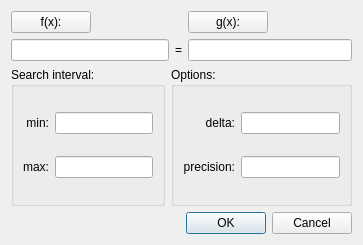
Old version of the form gui/equation_gui.ui in the repository joaodeus/mathgraphica.
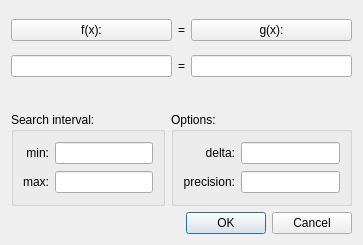
New version of the form. Icons and pictures are not drawn.

Commit message: added funcionality to equation_gui

Patch:
```diff
--- a/gui/equation_gui.ui
+++ b/gui/equation_gui.ui
@@ -20,9 +20,23 @@
   <layout class="QGridLayout" name="gridLayout_4">
    <item row="0" column="0" colspan="2">
     <layout class="QGridLayout" name="gridLayout_2">
+     <item row="1" column="3">
+      <widget class="QLabel" name="label">
+       <property name="text">
+        <string>=</string>
+       </property>
+      </widget>
+     </item>
      <item row="2" column="1" colspan="2">
       <widget class="QLineEdit" name="lineEdit_fx"/>
      </item>
+     <item row="1" column="1" colspan="2">
+      <widget class="QPushButton" name="pushButton_fx">
+       <property name="text">
+        <string>f(x):</string>
+       </property>
+      </widget>
+     </item>
      <item row="2" column="3">
       <widget class="QLabel" name="label_2">
        <property name="text">
@@ -30,21 +44,17 @@
        </property>
       </widget>
      </item>
-     <item row="1" column="4">
+     <item row="2" column="4" colspan="2">
+      <widget class="QLineEdit" name="lineEdit_gx"/>
+     </item>
+     <item row="1" column="4" colspan="2">
       <widget class="QPushButton" name="pushButton_gx">
        <property name="text">
         <string>g(x):</string>
        </property>
       </widget>
      </item>
-     <item row="1" column="1">
-      <widget class="QPushButton" name="pushButton_fx">
-       <property name="text">
-        <string>f(x):</string>
-       </property>
-      </widget>
-     </item>
-     <item row="1" column="2">
+     <item row="3" column="1">
       <spacer name="horizontalSpacer">
        <property name="orientation">
         <enum>Qt::Horizontal</enum>
@@ -57,7 +67,7 @@
        </property>
       </spacer>
      </item>
-     <item row="1" column="5">
+     <item row="3" column="4">
       <spacer name="horizontalSpacer_2">
        <property name="orientation">
         <enum>Qt::Horizontal</enum>
@@ -70,9 +80,6 @@
        </property>
       </spacer>
      </item>
-     <item row="2" column="4" colspan="3">
-      <widget class="QLineEdit" name="lineEdit_gx"/>
-     </item>
     </layout>
    </item>
    <item row="1" column="0">
```
The commit also changes 3 other files.
